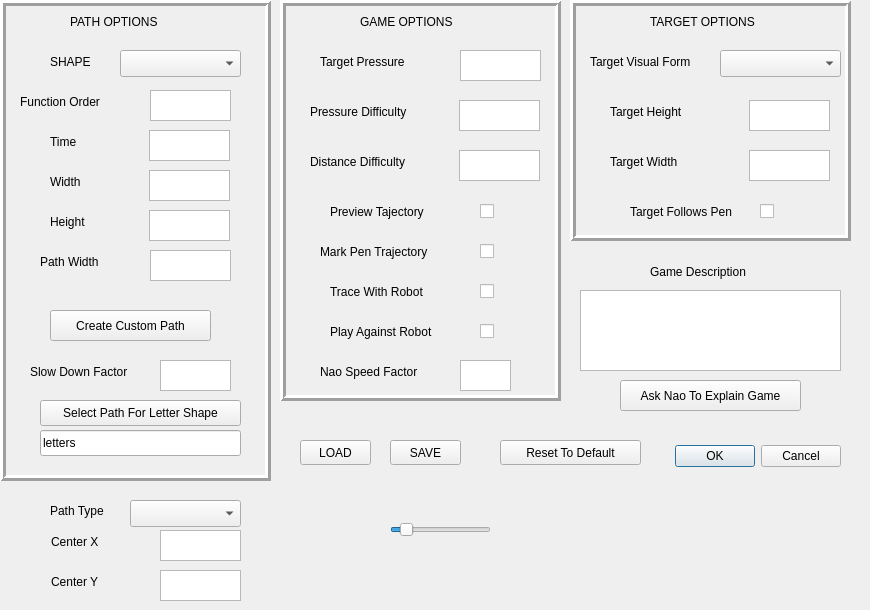
Above: design/target_path.ui from UNSW-Interactive/cowriter_path_following before the change. Below: the same form after it.
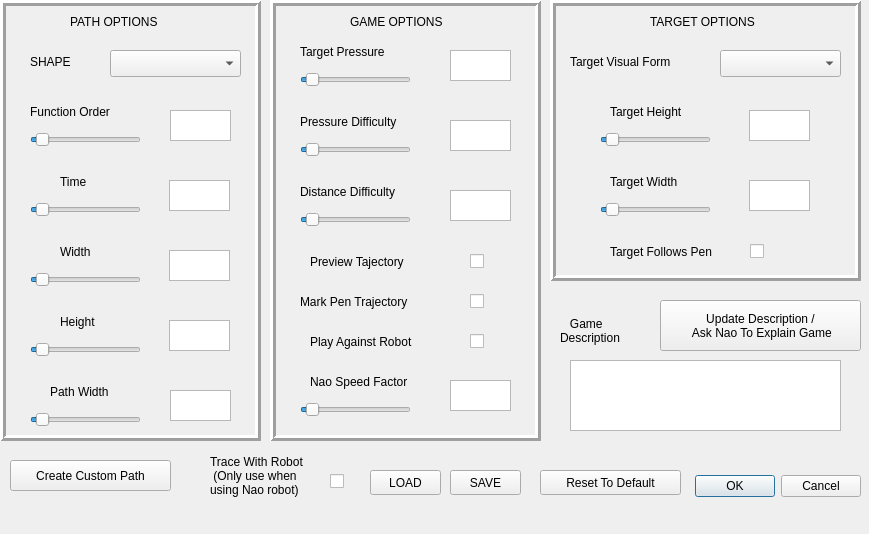
That is the form after the change.

```diff
--- a/design/target_path.ui
+++ b/design/target_path.ui
@@ -6,8 +6,8 @@
    <rect>
     <x>0</x>
     <y>0</y>
-    <width>870</width>
-    <height>610</height>
+    <width>869</width>
+    <height>534</height>
    </rect>
   </property>
   <property name="acceptDrops">
@@ -19,8 +19,8 @@
   <widget class="QDialogButtonBox" name="buttonBox">
    <property name="geometry">
     <rect>
-     <x>650</x>
-     <y>440</y>
+     <x>670</x>
+     <y>470</y>
      <width>191</width>
      <height>32</height>
     </rect>
@@ -35,8 +35,8 @@
   <widget class="QPushButton" name="buttonResetToDefault">
    <property name="geometry">
     <rect>
-     <x>500</x>
-     <y>440</y>
+     <x>540</x>
+     <y>470</y>
      <width>141</width>
      <height>25</height>
     </rect>
@@ -51,9 +51,9 @@
   <widget class="QComboBox" name="choice_shape">
    <property name="geometry">
     <rect>
-     <x>120</x>
+     <x>110</x>
      <y>50</y>
-     <width>121</width>
+     <width>131</width>
      <height>27</height>
     </rect>
    </property>
@@ -67,8 +67,8 @@
   <widget class="QLabel" name="label_time">
    <property name="geometry">
     <rect>
-     <x>50</x>
-     <y>120</y>
+     <x>60</x>
+     <y>160</y>
      <width>51</width>
      <height>43</height>
     </rect>
@@ -80,58 +80,12 @@
     <string>Time</string>
    </property>
   </widget>
-  <widget class="QLabel" name="label_centerX">
-   <property name="geometry">
-    <rect>
-     <x>51</x>
-     <y>520</y>
-     <width>71</width>
-     <height>43</height>
-    </rect>
-   </property>
-   <property name="text">
-    <string>Center X</string>
-   </property>
-  </widget>
-  <widget class="QLabel" name="label_centerY">
-   <property name="geometry">
-    <rect>
-     <x>51</x>
-     <y>560</y>
-     <width>71</width>
-     <height>43</height>
-    </rect>
-   </property>
-   <property name="text">
-    <string>Center Y</string>
-   </property>
-  </widget>
   <widget class="QTextEdit" name="e_time">
    <property name="geometry">
     <rect>
-     <x>149</x>
-     <y>130</y>
-     <width>81</width>
-     <height>31</height>
-    </rect>
-   </property>
-  </widget>
-  <widget class="QTextEdit" name="e_centerX">
-   <property name="geometry">
-    <rect>
-     <x>160</x>
-     <y>530</y>
-     <width>81</width>
-     <height>31</height>
-    </rect>
-   </property>
-  </widget>
-  <widget class="QTextEdit" name="e_centerY">
-   <property name="geometry">
-    <rect>
-     <x>160</x>
-     <y>570</y>
-     <width>81</width>
+     <x>169</x>
+     <y>180</y>
+     <width>61</width>
      <height>31</height>
     </rect>
    </property>
@@ -139,9 +93,9 @@
   <widget class="QTextEdit" name="e_height">
    <property name="geometry">
     <rect>
-     <x>149</x>
-     <y>210</y>
-     <width>81</width>
+     <x>169</x>
+     <y>320</y>
+     <width>61</width>
      <height>31</height>
     </rect>
    </property>
@@ -149,8 +103,8 @@
   <widget class="QLabel" name="label_width">
    <property name="geometry">
     <rect>
-     <x>50</x>
-     <y>160</y>
+     <x>60</x>
+     <y>230</y>
      <width>61</width>
      <height>43</height>
     </rect>
@@ -165,8 +119,8 @@
   <widget class="QLabel" name="label_height">
    <property name="geometry">
     <rect>
-     <x>50</x>
-     <y>200</y>
+     <x>60</x>
+     <y>300</y>
      <width>61</width>
      <height>43</height>
     </rect>
@@ -181,36 +135,19 @@
   <widget class="QTextEdit" name="e_width">
    <property name="geometry">
     <rect>
-     <x>149</x>
-     <y>170</y>
-     <width>81</width>
+     <x>169</x>
+     <y>250</y>
+     <width>61</width>
      <height>31</height>
     </rect>
    </property>
   </widget>
-  <widget class="QPushButton" name="buttonCreateCustomPath">
-   <property name="geometry">
-    <rect>
-     <x>50</x>
-     <y>310</y>
-     <width>161</width>
-     <height>31</height>
-    </rect>
-   </property>
-   <property name="toolTip">
-    <string>Opens a tablet surface on which you can 
- draw a shape that will be transformed into a path</string>
-   </property>
-   <property name="text">
-    <string>Create Custom Path</string>
-   </property>
-  </widget>
   <widget class="QTextEdit" name="e_pressureDifficulty">
    <property name="geometry">
     <rect>
-     <x>459</x>
-     <y>100</y>
-     <width>81</width>
+     <x>450</x>
+     <y>120</y>
+     <width>61</width>
      <height>31</height>
     </rect>
    </property>
@@ -218,8 +155,8 @@
   <widget class="QLabel" name="label_pressureDifficulty">
    <property name="geometry">
     <rect>
-     <x>310</x>
-     <y>90</y>
+     <x>300</x>
+     <y>100</y>
      <width>141</width>
      <height>43</height>
     </rect>
@@ -235,9 +172,9 @@
   <widget class="QLabel" name="label_targetPressure">
    <property name="geometry">
     <rect>
-     <x>320</x>
-     <y>40</y>
-     <width>121</width>
+     <x>300</x>
+     <y>30</y>
+     <width>131</width>
      <height>43</height>
     </rect>
    </property>
@@ -251,8 +188,8 @@
   <widget class="QLabel" name="label_distanceDifficulty">
    <property name="geometry">
     <rect>
-     <x>310</x>
-     <y>140</y>
+     <x>300</x>
+     <y>170</y>
      <width>141</width>
      <height>43</height>
     </rect>
@@ -268,62 +205,36 @@
   <widget class="QTextEdit" name="e_distanceDifficulty">
    <property name="geometry">
     <rect>
-     <x>459</x>
-     <y>150</y>
-     <width>81</width>
+     <x>450</x>
+     <y>190</y>
+     <width>61</width>
      <height>31</height>
     </rect>
    </property>
   </widget>
-  <widget class="QTextEdit" name="e_speedFactor">
-   <property name="geometry">
-    <rect>
-     <x>160</x>
-     <y>360</y>
-     <width>71</width>
-     <height>31</height>
-    </rect>
-   </property>
-  </widget>
-  <widget class="QLabel" name="label_speedFactor">
-   <property name="geometry">
-    <rect>
-     <x>30</x>
-     <y>350</y>
-     <width>121</width>
-     <height>43</height>
-    </rect>
-   </property>
-   <property name="toolTip">
-    <string>The slow down factor of the target compared to 
- the real drawing of the custom path or letter</string>
-   </property>
-   <property name="text">
-    <string>Slow Down Factor</string>
-   </property>
-  </widget>
   <widget class="QPushButton" name="buttonNaoExplain">
    <property name="geometry">
     <rect>
-     <x>620</x>
-     <y>380</y>
-     <width>181</width>
-     <height>31</height>
+     <x>660</x>
+     <y>300</y>
+     <width>201</width>
+     <height>51</height>
     </rect>
    </property>
    <property name="toolTip">
     <string>Make the robot explain the game, and update the game description above</string>
    </property>
    <property name="text">
-    <string>Ask Nao To Explain Game</string>
+    <string>Update Description / 
+ Ask Nao To Explain Game</string>
    </property>
   </widget>
   <widget class="QTextEdit" name="e_targetHeight">
    <property name="geometry">
     <rect>
      <x>749</x>
-     <y>100</y>
-     <width>81</width>
+     <y>110</y>
+     <width>61</width>
      <height>31</height>
     </rect>
    </property>
@@ -332,8 +243,8 @@
    <property name="geometry">
     <rect>
      <x>749</x>
-     <y>150</y>
-     <width>81</width>
+     <y>180</y>
+     <width>61</width>
      <height>31</height>
     </rect>
    </property>
@@ -342,7 +253,7 @@
    <property name="geometry">
     <rect>
      <x>610</x>
-     <y>140</y>
+     <y>160</y>
      <width>111</width>
      <height>43</height>
     </rect>
@@ -389,9 +300,9 @@
   <widget class="QLabel" name="label_visualForm">
    <property name="geometry">
     <rect>
-     <x>590</x>
+     <x>570</x>
      <y>40</y>
-     <width>121</width>
+     <width>141</width>
      <height>43</height>
     </rect>
    </property>
@@ -405,8 +316,8 @@
   <widget class="QLabel" name="label_order">
    <property name="geometry">
     <rect>
-     <x>20</x>
-     <y>80</y>
+     <x>30</x>
+     <y>90</y>
      <width>121</width>
      <height>43</height>
     </rect>
@@ -423,9 +334,9 @@
   <widget class="QTextEdit" name="e_order">
    <property name="geometry">
     <rect>
-     <x>150</x>
-     <y>90</y>
-     <width>81</width>
+     <x>170</x>
+     <y>110</y>
+     <width>61</width>
      <height>31</height>
     </rect>
    </property>
@@ -433,8 +344,8 @@
   <widget class="QLabel" name="label_markPenTraj">
    <property name="geometry">
     <rect>
-     <x>320</x>
-     <y>230</y>
+     <x>300</x>
+     <y>280</y>
      <width>161</width>
      <height>43</height>
     </rect>
@@ -449,8 +360,8 @@
   <widget class="QCheckBox" name="c_markPenTraj">
    <property name="geometry">
     <rect>
-     <x>480</x>
-     <y>240</y>
+     <x>470</x>
+     <y>290</y>
      <width>21</width>
      <height>22</height>
     </rect>
@@ -468,9 +379,9 @@
   <widget class="QLabel" name="label_targetFollowsPen">
    <property name="geometry">
     <rect>
-     <x>630</x>
-     <y>190</y>
-     <width>141</width>
+     <x>610</x>
+     <y>230</y>
+     <width>151</width>
      <height>43</height>
     </rect>
    </property>
@@ -485,8 +396,8 @@
   <widget class="QCheckBox" name="c_previewTraj">
    <property name="geometry">
     <rect>
-     <x>480</x>
-     <y>200</y>
+     <x>470</x>
+     <y>250</y>
      <width>21</width>
      <height>22</height>
     </rect>
@@ -504,9 +415,9 @@
   <widget class="QLabel" name="label_previewTraj">
    <property name="geometry">
     <rect>
-     <x>330</x>
-     <y>190</y>
-     <width>141</width>
+     <x>310</x>
+     <y>240</y>
+     <width>151</width>
      <height>43</height>
     </rect>
    </property>
@@ -521,8 +432,8 @@
   <widget class="QLabel" name="label_pathWidth">
    <property name="geometry">
     <rect>
-     <x>40</x>
-     <y>240</y>
+     <x>50</x>
+     <y>370</y>
      <width>91</width>
      <height>43</height>
     </rect>
@@ -537,9 +448,9 @@
   <widget class="QTextEdit" name="e_pathWidth">
    <property name="geometry">
     <rect>
-     <x>150</x>
-     <y>250</y>
-     <width>81</width>
+     <x>170</x>
+     <y>390</y>
+     <width>61</width>
      <height>31</height>
     </rect>
    </property>
@@ -547,9 +458,9 @@
   <widget class="QLabel" name="label_playAgainstRobot">
    <property name="geometry">
     <rect>
-     <x>330</x>
-     <y>310</y>
-     <width>141</width>
+     <x>310</x>
+     <y>320</y>
+     <width>151</width>
      <height>43</height>
     </rect>
    </property>
@@ -564,8 +475,8 @@
   <widget class="QCheckBox" name="c_traceWithRobot">
    <property name="geometry">
     <rect>
-     <x>480</x>
-     <y>280</y>
+     <x>330</x>
+     <y>470</y>
      <width>21</width>
      <height>22</height>
     </rect>
@@ -583,8 +494,8 @@
   <widget class="QCheckBox" name="c_playAgainstRobot">
    <property name="geometry">
     <rect>
-     <x>480</x>
-     <y>320</y>
+     <x>470</x>
+     <y>330</y>
      <width>21</width>
      <height>22</height>
     </rect>
@@ -602,10 +513,10 @@
   <widget class="QLabel" name="label_traceWithRobot">
    <property name="geometry">
     <rect>
-     <x>330</x>
-     <y>270</y>
-     <width>131</width>
-     <height>43</height>
+     <x>210</x>
+     <y>440</y>
+     <width>141</width>
+     <height>71</height>
     </rect>
    </property>
    <property name="toolTip">
@@ -613,15 +524,17 @@
  before starting the game</string>
    </property>
    <property name="text">
-    <string>Trace With Robot</string>
+    <string>Trace With Robot 
+ (Only use when 
+using Nao robot)</string>
    </property>
   </widget>
   <widget class="QLabel" name="label_naoSpeedFactor">
    <property name="geometry">
     <rect>
-     <x>320</x>
-     <y>350</y>
-     <width>131</width>
+     <x>310</x>
+     <y>360</y>
+     <width>141</width>
      <height>43</height>
     </rect>
    </property>
@@ -635,79 +548,18 @@
   <widget class="QTextEdit" name="e_naoSpeedFactor">
    <property name="geometry">
     <rect>
-     <x>460</x>
-     <y>360</y>
-     <width>51</width>
+     <x>450</x>
+     <y>380</y>
+     <width>61</width>
      <height>31</height>
     </rect>
    </property>
   </widget>
-  <widget class="QComboBox" name="choice_pathType">
-   <property name="geometry">
-    <rect>
-     <x>130</x>
-     <y>500</y>
-     <width>111</width>
-     <height>27</height>
-    </rect>
-   </property>
-   <property name="styleSheet">
-    <string notr="true"/>
-   </property>
-   <property name="currentText">
-    <string/>
-   </property>
-  </widget>
-  <widget class="QLabel" name="label_pathType">
-   <property name="geometry">
-    <rect>
-     <x>50</x>
-     <y>490</y>
-     <width>81</width>
-     <height>41</height>
-    </rect>
-   </property>
-   <property name="text">
-    <string>Path Type</string>
-   </property>
-  </widget>
-  <widget class="QPushButton" name="buttonPathDialog">
-   <property name="geometry">
-    <rect>
-     <x>40</x>
-     <y>400</y>
-     <width>201</width>
-     <height>26</height>
-    </rect>
-   </property>
-   <property name="toolTip">
-    <string>Load data for letter paths (use when Shape = Letter )</string>
-   </property>
-   <property name="text">
-    <string>Select Path For Letter Shape</string>
-   </property>
-  </widget>
-  <widget class="QLineEdit" name="pathText">
-   <property name="geometry">
-    <rect>
-     <x>40</x>
-     <y>430</y>
-     <width>201</width>
-     <height>26</height>
-    </rect>
-   </property>
-   <property name="toolTip">
-    <string>directory of the letter data</string>
-   </property>
-   <property name="text">
-    <string>letters</string>
-   </property>
-  </widget>
   <widget class="QPushButton" name="buttonLoad">
    <property name="geometry">
     <rect>
-     <x>300</x>
-     <y>440</y>
+     <x>370</x>
+     <y>470</y>
      <width>71</width>
      <height>25</height>
     </rect>
@@ -722,8 +574,8 @@
   <widget class="QPushButton" name="buttonSave">
    <property name="geometry">
     <rect>
-     <x>390</x>
-     <y>440</y>
+     <x>450</x>
+     <y>470</y>
      <width>71</width>
      <height>25</height>
     </rect>
@@ -738,7 +590,7 @@
   <widget class="QLabel" name="label_gameOptions">
    <property name="geometry">
     <rect>
-     <x>360</x>
+     <x>350</x>
      <y>0</y>
      <width>111</width>
      <height>43</height>
@@ -779,8 +631,8 @@
     <rect>
      <x>0</x>
      <y>0</y>
-     <width>271</width>
-     <height>481</height>
+     <width>261</width>
+     <height>441</height>
     </rect>
    </property>
    <property name="frameShape">
@@ -792,32 +644,14 @@
    <property name="lineWidth">
     <number>3</number>
    </property>
-   <widget class="QLabel" name="label_shape">
-    <property name="geometry">
-     <rect>
-      <x>50</x>
-      <y>40</y>
-      <width>61</width>
-      <height>43</height>
-     </rect>
-    </property>
-    <property name="toolTip">
-     <string>Shape of the path 
- (If you choose letter, you need to select the path for 
- the letter shape in the settings below</string>
-    </property>
-    <property name="text">
-     <string>SHAPE</string>
-    </property>
-   </widget>
   </widget>
   <widget class="QFrame" name="frame_2">
    <property name="geometry">
     <rect>
-     <x>280</x>
+     <x>270</x>
      <y>0</y>
-     <width>281</width>
-     <height>401</height>
+     <width>271</width>
+     <height>441</height>
     </rect>
    </property>
    <property name="frameShape">
@@ -829,24 +663,14 @@
    <property name="lineWidth">
     <number>3</number>
    </property>
-   <widget class="QTextEdit" name="e_targetPressure">
-    <property name="geometry">
-     <rect>
-      <x>180</x>
-      <y>50</y>
-      <width>81</width>
-      <height>31</height>
-     </rect>
-    </property>
-   </widget>
   </widget>
   <widget class="QFrame" name="frame_3">
    <property name="geometry">
     <rect>
-     <x>570</x>
+     <x>550</x>
      <y>0</y>
-     <width>281</width>
-     <height>241</height>
+     <width>311</width>
+     <height>281</height>
     </rect>
    </property>
    <property name="frameShape">
@@ -861,8 +685,8 @@
    <widget class="QCheckBox" name="c_targetFollowsPen">
     <property name="geometry">
      <rect>
-      <x>190</x>
-      <y>200</y>
+      <x>200</x>
+      <y>240</y>
       <width>21</width>
       <height>22</height>
      </rect>
@@ -881,10 +705,10 @@
   <widget class="QTextBrowser" name="textGameDescription">
    <property name="geometry">
     <rect>
-     <x>580</x>
-     <y>290</y>
-     <width>261</width>
-     <height>81</height>
+     <x>570</x>
+     <y>360</y>
+     <width>271</width>
+     <height>71</height>
     </rect>
    </property>
    <property name="toolTip">
@@ -902,10 +726,10 @@
   <widget class="QLabel" name="label_gameDescription">
    <property name="geometry">
     <rect>
-     <x>650</x>
-     <y>250</y>
-     <width>121</width>
-     <height>43</height>
+     <x>560</x>
+     <y>300</y>
+     <width>111</width>
+     <height>61</height>
     </rect>
    </property>
    <property name="toolTip">
@@ -913,21 +737,60 @@
  Click Ask Nao To Explain Game to update the description</string>
    </property>
    <property name="text">
-    <string>Game Description</string>
+    <string>   Game 
+Description</string>
    </property>
   </widget>
   <widget class="QSlider" name="sliderTargetPressure">
    <property name="geometry">
     <rect>
-     <x>390</x>
-     <y>520</y>
-     <width>101</width>
+     <x>300</x>
+     <y>70</y>
+     <width>111</width>
      <height>20</height>
     </rect>
    </property>
    <property name="maximum">
+    <number>100</number>
+   </property>
+   <property name="singleStep">
+    <number>1</number>
+   </property>
+   <property name="pageStep">
     <number>50</number>
    </property>
+   <property name="value">
+    <number>5</number>
+   </property>
+   <property name="sliderPosition">
+    <number>5</number>
+   </property>
+   <property name="orientation">
+    <enum>Qt::Horizontal</enum>
+   </property>
+  </widget>
+  <widget class="QTextEdit" name="e_targetPressure">
+   <property name="geometry">
+    <rect>
+     <x>450</x>
+     <y>50</y>
+     <width>61</width>
+     <height>31</height>
+    </rect>
+   </property>
+  </widget>
+  <widget class="QSlider" name="sliderPressureDifficulty">
+   <property name="geometry">
+    <rect>
+     <x>300</x>
+     <y>140</y>
+     <width>111</width>
+     <height>20</height>
+    </rect>
+   </property>
+   <property name="maximum">
+    <number>100</number>
+   </property>
    <property name="singleStep">
     <number>2</number>
    </property>
@@ -944,6 +807,437 @@
     <enum>Qt::Horizontal</enum>
    </property>
   </widget>
+  <widget class="QSlider" name="sliderDistanceDifficulty">
+   <property name="geometry">
+    <rect>
+     <x>300</x>
+     <y>210</y>
+     <width>111</width>
+     <height>20</height>
+    </rect>
+   </property>
+   <property name="maximum">
+    <number>100</number>
+   </property>
+   <property name="singleStep">
+    <number>1</number>
+   </property>
+   <property name="pageStep">
+    <number>50</number>
+   </property>
+   <property name="value">
+    <number>5</number>
+   </property>
+   <property name="sliderPosition">
+    <number>5</number>
+   </property>
+   <property name="orientation">
+    <enum>Qt::Horizontal</enum>
+   </property>
+  </widget>
+  <widget class="QSlider" name="sliderNaoSpeedFactor">
+   <property name="geometry">
+    <rect>
+     <x>300</x>
+     <y>400</y>
+     <width>111</width>
+     <height>20</height>
+    </rect>
+   </property>
+   <property name="maximum">
+    <number>100</number>
+   </property>
+   <property name="singleStep">
+    <number>1</number>
+   </property>
+   <property name="pageStep">
+    <number>50</number>
+   </property>
+   <property name="value">
+    <number>5</number>
+   </property>
+   <property name="sliderPosition">
+    <number>5</number>
+   </property>
+   <property name="orientation">
+    <enum>Qt::Horizontal</enum>
+   </property>
+  </widget>
+  <widget class="QSlider" name="sliderWidth">
+   <property name="geometry">
+    <rect>
+     <x>30</x>
+     <y>270</y>
+     <width>111</width>
+     <height>20</height>
+    </rect>
+   </property>
+   <property name="maximum">
+    <number>100</number>
+   </property>
+   <property name="singleStep">
+    <number>1</number>
+   </property>
+   <property name="pageStep">
+    <number>50</number>
+   </property>
+   <property name="value">
+    <number>5</number>
+   </property>
+   <property name="sliderPosition">
+    <number>5</number>
+   </property>
+   <property name="orientation">
+    <enum>Qt::Horizontal</enum>
+   </property>
+  </widget>
+  <widget class="QSlider" name="sliderOrder">
+   <property name="geometry">
+    <rect>
+     <x>30</x>
+     <y>130</y>
+     <width>111</width>
+     <height>20</height>
+    </rect>
+   </property>
+   <property name="maximum">
+    <number>100</number>
+   </property>
+   <property name="singleStep">
+    <number>1</number>
+   </property>
+   <property name="pageStep">
+    <number>50</number>
+   </property>
+   <property name="value">
+    <number>5</number>
+   </property>
+   <property name="sliderPosition">
+    <number>5</number>
+   </property>
+   <property name="orientation">
+    <enum>Qt::Horizontal</enum>
+   </property>
+  </widget>
+  <widget class="QSlider" name="sliderTime">
+   <property name="geometry">
+    <rect>
+     <x>30</x>
+     <y>200</y>
+     <width>111</width>
+     <height>20</height>
+    </rect>
+   </property>
+   <property name="maximum">
+    <number>100</number>
+   </property>
+   <property name="singleStep">
+    <number>1</number>
+   </property>
+   <property name="pageStep">
+    <number>50</number>
+   </property>
+   <property name="value">
+    <number>5</number>
+   </property>
+   <property name="sliderPosition">
+    <number>5</number>
+   </property>
+   <property name="orientation">
+    <enum>Qt::Horizontal</enum>
+   </property>
+  </widget>
+  <widget class="QSlider" name="sliderPathWidth">
+   <property name="geometry">
+    <rect>
+     <x>30</x>
+     <y>410</y>
+     <width>111</width>
+     <height>20</height>
+    </rect>
+   </property>
+   <property name="maximum">
+    <number>100</number>
+   </property>
+   <property name="singleStep">
+    <number>1</number>
+   </property>
+   <property name="pageStep">
+    <number>50</number>
+   </property>
+   <property name="value">
+    <number>5</number>
+   </property>
+   <property name="sliderPosition">
+    <number>5</number>
+   </property>
+   <property name="orientation">
+    <enum>Qt::Horizontal</enum>
+   </property>
+  </widget>
+  <widget class="QSlider" name="sliderHeight">
+   <property name="geometry">
+    <rect>
+     <x>30</x>
+     <y>340</y>
+     <width>111</width>
+     <height>20</height>
+    </rect>
+   </property>
+   <property name="maximum">
+    <number>100</number>
+   </property>
+   <property name="singleStep">
+    <number>1</number>
+   </property>
+   <property name="pageStep">
+    <number>50</number>
+   </property>
+   <property name="value">
+    <number>5</number>
+   </property>
+   <property name="sliderPosition">
+    <number>5</number>
+   </property>
+   <property name="orientation">
+    <enum>Qt::Horizontal</enum>
+   </property>
+  </widget>
+  <widget class="QSlider" name="sliderTargetWidth">
+   <property name="geometry">
+    <rect>
+     <x>600</x>
+     <y>200</y>
+     <width>111</width>
+     <height>20</height>
+    </rect>
+   </property>
+   <property name="maximum">
+    <number>100</number>
+   </property>
+   <property name="singleStep">
+    <number>1</number>
+   </property>
+   <property name="pageStep">
+    <number>50</number>
+   </property>
+   <property name="value">
+    <number>5</number>
+   </property>
+   <property name="sliderPosition">
+    <number>5</number>
+   </property>
+   <property name="orientation">
+    <enum>Qt::Horizontal</enum>
+   </property>
+  </widget>
+  <widget class="QSlider" name="sliderTargetHeight">
+   <property name="geometry">
+    <rect>
+     <x>600</x>
+     <y>130</y>
+     <width>111</width>
+     <height>20</height>
+    </rect>
+   </property>
+   <property name="maximum">
+    <number>100</number>
+   </property>
+   <property name="singleStep">
+    <number>1</number>
+   </property>
+   <property name="pageStep">
+    <number>50</number>
+   </property>
+   <property name="value">
+    <number>5</number>
+   </property>
+   <property name="sliderPosition">
+    <number>5</number>
+   </property>
+   <property name="orientation">
+    <enum>Qt::Horizontal</enum>
+   </property>
+  </widget>
+  <widget class="QLabel" name="label_shape">
+   <property name="geometry">
+    <rect>
+     <x>30</x>
+     <y>40</y>
+     <width>71</width>
+     <height>43</height>
+    </rect>
+   </property>
+   <property name="toolTip">
+    <string>Shape of the path 
+ (If you choose letter, you need to select the path for 
+ the letter shape in the settings below</string>
+   </property>
+   <property name="text">
+    <string>SHAPE</string>
+   </property>
+  </widget>
+  <widget class="QWidget" name="widgetTrash" native="true">
+   <property name="geometry">
+    <rect>
+     <x>210</x>
+     <y>560</y>
+     <width>441</width>
+     <height>151</height>
+    </rect>
+   </property>
+   <widget class="QLabel" name="label_pathType">
+    <property name="geometry">
+     <rect>
+      <x>230</x>
+      <y>10</y>
+      <width>81</width>
+      <height>41</height>
+     </rect>
+    </property>
+    <property name="text">
+     <string>Path Type</string>
+    </property>
+   </widget>
+   <widget class="QLabel" name="label_centerY">
+    <property name="geometry">
+     <rect>
+      <x>231</x>
+      <y>80</y>
+      <width>71</width>
+      <height>43</height>
+     </rect>
+    </property>
+    <property name="text">
+     <string>Center Y</string>
+    </property>
+   </widget>
+   <widget class="QComboBox" name="choice_pathType">
+    <property name="geometry">
+     <rect>
+      <x>310</x>
+      <y>20</y>
+      <width>111</width>
+      <height>27</height>
+     </rect>
+    </property>
+    <property name="styleSheet">
+     <string notr="true"/>
+    </property>
+    <property name="currentText">
+     <string/>
+    </property>
+   </widget>
+   <widget class="QTextEdit" name="e_centerX">
+    <property name="geometry">
+     <rect>
+      <x>340</x>
+      <y>50</y>
+      <width>81</width>
+      <height>31</height>
+     </rect>
+    </property>
+   </widget>
+   <widget class="QTextEdit" name="e_centerY">
+    <property name="geometry">
+     <rect>
+      <x>340</x>
+      <y>90</y>
+      <width>81</width>
+      <height>31</height>
+     </rect>
+    </property>
+   </widget>
+   <widget class="QLabel" name="label_centerX">
+    <property name="geometry">
+     <rect>
+      <x>231</x>
+      <y>40</y>
+      <width>71</width>
+      <height>43</height>
+     </rect>
+    </property>
+    <property name="text">
+     <string>Center X</string>
+    </property>
+   </widget>
+   <widget class="QTextEdit" name="e_speedFactor">
+    <property name="geometry">
+     <rect>
+      <x>140</x>
+      <y>40</y>
+      <width>71</width>
+      <height>31</height>
+     </rect>
+    </property>
+   </widget>
+   <widget class="QLabel" name="label_speedFactor">
+    <property name="geometry">
+     <rect>
+      <x>10</x>
+      <y>30</y>
+      <width>121</width>
+      <height>43</height>
+     </rect>
+    </property>
+    <property name="toolTip">
+     <string>The slow down factor of the target compared to 
+ the real drawing of the custom path or letter</string>
+    </property>
+    <property name="text">
+     <string>Slow Down Factor</string>
+    </property>
+   </widget>
+   <widget class="QLineEdit" name="pathText">
+    <property name="geometry">
+     <rect>
+      <x>20</x>
+      <y>110</y>
+      <width>201</width>
+      <height>26</height>
+     </rect>
+    </property>
+    <property name="toolTip">
+     <string>directory of the letter data</string>
+    </property>
+    <property name="text">
+     <string>letters</string>
+    </property>
+   </widget>
+   <widget class="QPushButton" name="buttonPathDialog">
+    <property name="geometry">
+     <rect>
+      <x>20</x>
+      <y>80</y>
+      <width>201</width>
+      <height>26</height>
+     </rect>
+    </property>
+    <property name="toolTip">
+     <string>Load data for letter paths (use when Shape = Letter )</string>
+    </property>
+    <property name="text">
+     <string>Select Path For Letter Shape</string>
+    </property>
+   </widget>
+  </widget>
+  <widget class="QPushButton" name="buttonCreateCustomPath">
+   <property name="geometry">
+    <rect>
+     <x>10</x>
+     <y>460</y>
+     <width>161</width>
+     <height>31</height>
+    </rect>
+   </property>
+   <property name="toolTip">
+    <string>Opens a tablet surface on which you can 
+ draw a shape that will be transformed into a path</string>
+   </property>
+   <property name="text">
+    <string>Create Custom Path</string>
+   </property>
+  </widget>
   <zorder>frame_2</zorder>
   <zorder>frame</zorder>
   <zorder>frame_3</zorder>
```
Left out of the diff: 27 changed lines with no effect on the pictures.
